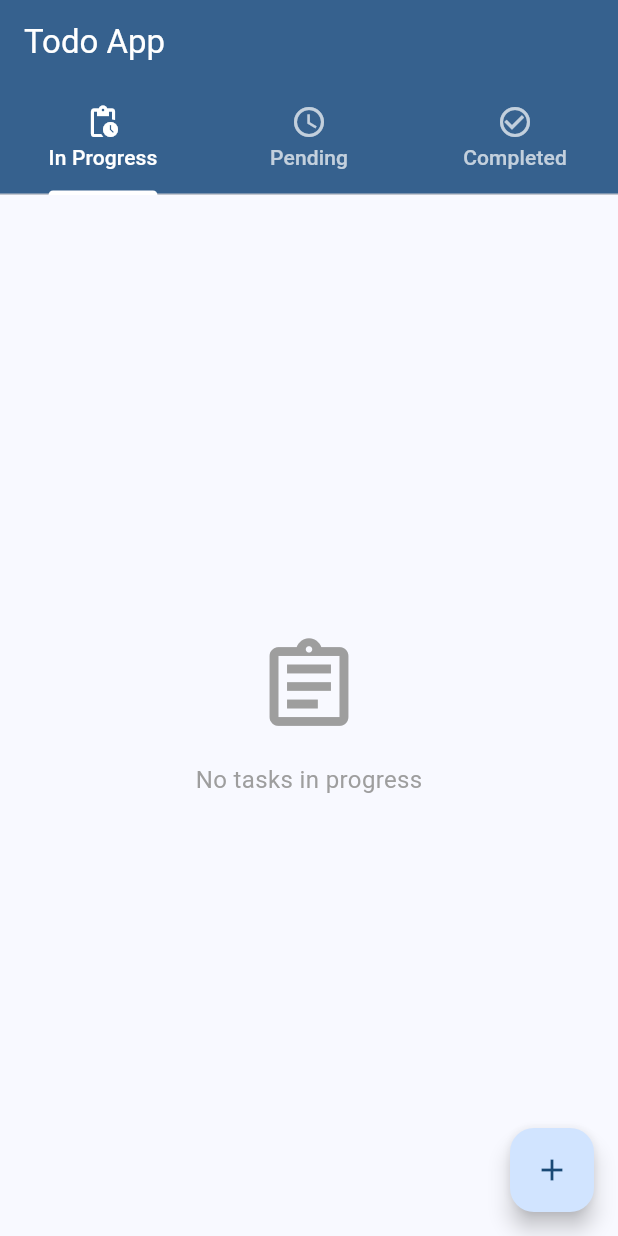
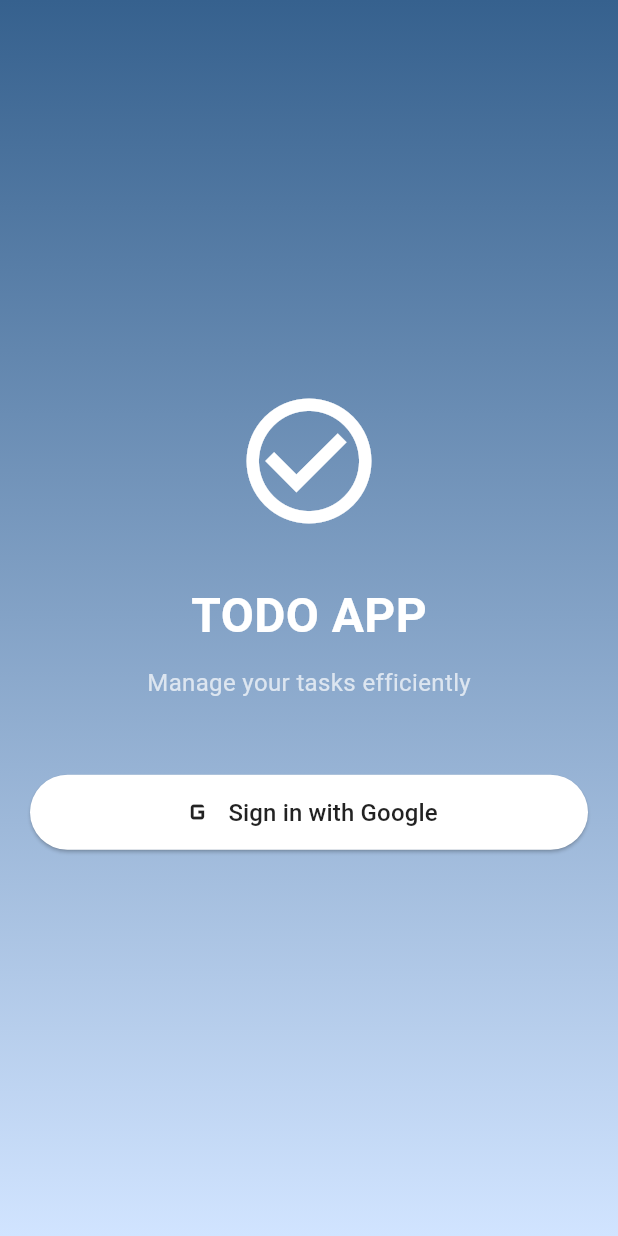
Before and after one commit to raianibnfaiz/Todo-Mobile-App, a Flutter app: the screen it shows after launch, on a phone screen of 412 x 824 dp. Run offline on Flutter 3.47's test engine with Material 3 defaults, Android fonts, the phone set to English and light mode, and no system bars; our stand-ins replace cloud_firestore, firebase_auth, firebase_core, google_sign_in, shared_preferences; accounts and stored records are empty.

Commit message:
implemented firebase authentication google signin and implemented firestore database in app, user can signin with google account and add,update,delete todo and the data is stored for individual google account

```diff
--- a/lib/main.dart
+++ b/lib/main.dart
@@ -1,9 +1,19 @@
 import 'package:flutter/material.dart';
+import 'package:firebase_core/firebase_core.dart';
 import 'package:provider/provider.dart';
+import 'firebase_options.dart';
 import 'providers/todo_provider.dart';
-import 'screens/home_screen.dart';
+import 'services/auth_service.dart';
+import 'screens/login_screen.dart';
 
-void main() {
+void main() async {
+  WidgetsFlutterBinding.ensureInitialized();
+
+  // Initialize Firebase
+  await Firebase.initializeApp(
+    options: DefaultFirebaseOptions.currentPlatform,
+  );
+
   runApp(const MyApp());
 }
 
@@ -12,15 +22,26 @@ class MyApp extends StatelessWidget {
 
   @override
   Widget build(BuildContext context) {
-    return ChangeNotifierProvider(
-      create: (context) => TodoProvider(),
+    return MultiProvider(
+      providers: [
+        ChangeNotifierProvider(
+          create: (context) => AuthService(),
+        ),
+        ChangeNotifierProxyProvider<AuthService, TodoProvider>(
+          create: (context) => TodoProvider(
+            authService: Provider.of<AuthService>(context, listen: false),
+          ),
+          update: (context, auth, previous) =>
+            previous ?? TodoProvider(authService: auth),
+        ),
+      ],
       child: MaterialApp(
         title: 'Todo App',
         theme: ThemeData(
           colorScheme: ColorScheme.fromSeed(seedColor: Colors.blue),
           useMaterial3: true,
         ),
-        home: const HomeScreen(),
+        home: const LoginScreen(),
         debugShowCheckedModeBanner: false,
       ),
     );
--- /dev/null
+++ b/lib/models/user_model.dart
@@ -0,0 +1,31 @@
+class UserModel {
+  final String uid;
+  final String? email;
+  final String? displayName;
+  final String? photoURL;
+
+  UserModel({
+    required this.uid,
+    this.email,
+    this.displayName,
+    this.photoURL,
+  });
+
+  factory UserModel.fromFirebase(Map<String, dynamic> data) {
+    return UserModel(
+      uid: data['uid'] ?? '',
+      email: data['email'],
+      displayName: data['displayName'],
+      photoURL: data['photoURL'],
+    );
+  }
+
+  Map<String, dynamic> toJson() {
+    return {
+      'uid': uid,
+      'email': email,
+      'displayName': displayName,
+      'photoURL': photoURL,
+    };
+  }
+}
--- /dev/null
+++ b/lib/screens/login_screen.dart
@@ -0,0 +1,91 @@
+import 'package:flutter/material.dart';
+import 'package:provider/provider.dart';
+import '../services/auth_service.dart';
+import 'home_screen.dart';
+
+class LoginScreen extends StatelessWidget {
+  const LoginScreen({super.key});
+
+  @override
+  Widget build(BuildContext context) {
+    return Scaffold(
+      body: Container(
+        decoration: BoxDecoration(
+          gradient: LinearGradient(
+            begin: Alignment.topCenter,
+            end: Alignment.bottomCenter,
+            colors: [
+              Theme.of(context).colorScheme.primary,
+              Theme.of(context).colorScheme.primaryContainer,
+            ],
+          ),
+        ),
+        child: Center(
+          child: SingleChildScrollView(
+            padding: const EdgeInsets.symmetric(horizontal: 20),
+            child: Column(
+              mainAxisAlignment: MainAxisAlignment.center,
+              children: [
+                const Icon(
+                  Icons.check_circle_outline,
+                  size: 100,
+                  color: Colors.white,
+                ),
+                const SizedBox(height: 30),
+                const Text(
+                  'TODO APP',
+                  style: TextStyle(
+                    fontSize: 32,
+                    fontWeight: FontWeight.bold,
+                    color: Colors.white,
+                  ),
+                ),
+                const SizedBox(height: 10),
+                const Text(
+                  'Manage your tasks efficiently',
+                  style: TextStyle(
+                    fontSize: 16,
+                    color: Colors.white70,
+                  ),
+                ),
+                const SizedBox(height: 50),
+                SizedBox(
+                  width: double.infinity,
+                  child: ElevatedButton.icon(
+                    onPressed: () async {
+                      final authService = Provider.of<AuthService>(context, listen: false);
+                      await authService.signInWithGoogle();
+
+                      if (authService.currentUser != null) {
+                        if (context.mounted) {
+                          Navigator.pushReplacement(
+                            context,
+                            MaterialPageRoute(builder: (context) => const HomeScreen()),
+                          );
+                        }
+                      }
+                    },
+                    icon: const Icon(Icons.g_mobiledata, size: 24),
+                    label: const Text(
+                      'Sign in with Google',
+                      style: TextStyle(fontSize: 16),
+                    ),
+                    style: ElevatedButton.styleFrom(
+                      backgroundColor: Colors.white,
+                      foregroundColor: Colors.black87,
+                      padding: const EdgeInsets.symmetric(horizontal: 20, vertical: 12),
+                      minimumSize: const Size(250, 50),
+                      shape: RoundedRectangleBorder(
+                        borderRadius: BorderRadius.circular(30),
+                      ),
+                    ),
+                  ),
+                ),
+              ],
+            ),
+          ),
+        ),
+      ),
+    );
+  }
+}
--- a/pubspec.yaml
+++ b/pubspec.yaml
@@ -37,6 +37,12 @@ dependencies:
   provider: ^6.1.1
   shared_preferences: ^2.2.2
   intl: ^0.19.0
+  firebase_core: ^2.25.5
+  firebase_auth: ^4.17.6
+  google_sign_in: ^6.2.1
+  cloud_firestore: ^4.15.6
+  firebase_ui_auth: ^1.12.0
+  firebase_ui_oauth_google: ^1.2.0
 
 dev_dependencies:
   flutter_test:
```
Also changed, not shown: lib/providers/todo_provider.dart (+77 -39 lines), lib/screens/home_screen.dart (+55 -0 lines), lib/services/auth_service.dart (added, +72 -0 lines), lib/services/firestore_service.dart (added, +50 -0 lines), lib/firebase_options.dart (added), pubspec.lock, 10 other files.
